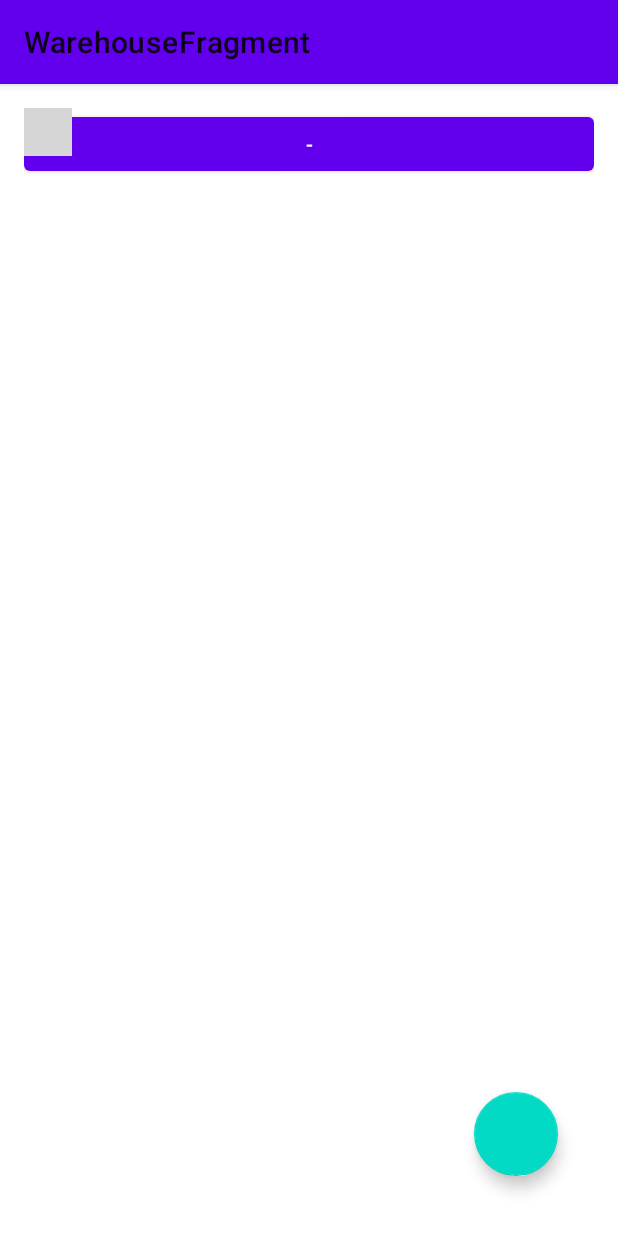
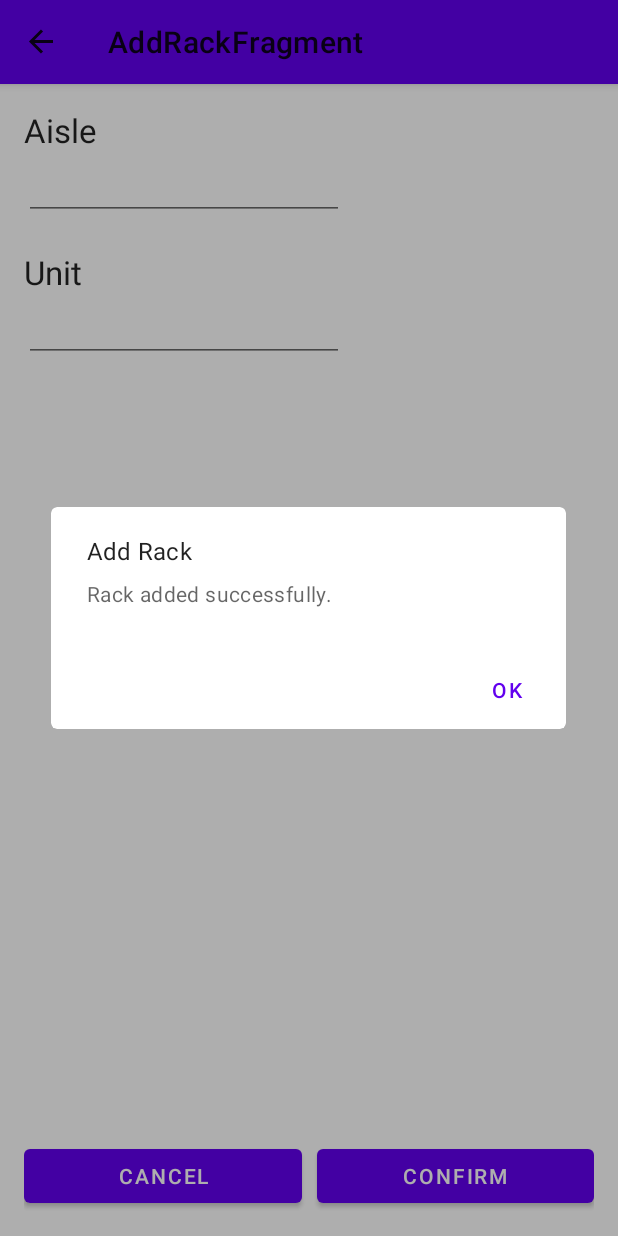
Before and after one commit to arvin07143/KUBOSS, an Android app: the AddRackFragment screen opened through its navigation route, after a tap on "CONFIRM", on a phone screen of 412 x 824 dp. Run offline under Robolectric (Android 15) with nearby library versions, the phone set to English and light mode, and no system bars; our stand-ins replace Room's generated code, data binding, navigation-ui; libraries missing offline, so code that uses them is left out: com.google.mlkit.vision; plain views replace ExpandableFab, ExpandableFabLayout, FabOption; 2 statements that could not run were skipped; grey boxes are pictures that could not be loaded.

```diff
--- a/app/src/main/java/com/example/kuboss/database/WarehouseDatabaseDao.kt
+++ b/app/src/main/java/com/example/kuboss/database/WarehouseDatabaseDao.kt
@@ -6,10 +6,10 @@ import androidx.room.*
 
 @Dao
 interface WarehouseDatabaseDao {
-    @Insert
+    @Insert(onConflict = OnConflictStrategy.ABORT)
     suspend fun insert(rack: Rack)
 
-    @Insert
+    @Insert(onConflict = OnConflictStrategy.ABORT)
     suspend fun insert(material: Material)
 
     @Update
--- a/app/src/main/java/com/example/kuboss/warehouse/AddRackFragment.kt
+++ b/app/src/main/java/com/example/kuboss/warehouse/AddRackFragment.kt
@@ -7,12 +7,14 @@ import android.view.LayoutInflater
 import android.view.View
 import android.view.ViewGroup
 import androidx.databinding.DataBindingUtil
+import androidx.lifecycle.Observer
 import androidx.lifecycle.ViewModelProvider
 import androidx.navigation.fragment.findNavController
 import com.example.kuboss.R
 import com.example.kuboss.database.WarehouseDatabase
 import com.example.kuboss.databinding.FragmentAddRackBinding
 import com.example.kuboss.databinding.FragmentWarehouseBinding
+import com.google.android.material.dialog.MaterialAlertDialogBuilder
 
 class AddRackFragment : Fragment() {
     private var binding: FragmentAddRackBinding? = null
@@ -43,13 +45,39 @@ class AddRackFragment : Fragment() {
         binding!!.confirmBtn.setOnClickListener {
             val newRackId = binding!!.editTextAisle.text.toString() + "-" + binding!!.editTextUnit.text.toString()
             addRackViewModel.onAddRack(newRackId)
-            findNavController().navigate(R.id.action_addRackFragment_to_warehouseFragment)
+            //findNavController().navigate(R.id.action_addRackFragment_to_warehouseFragment)
 
         }
         binding!!.cancelBtn.setOnClickListener {
             findNavController().navigate(R.id.action_addRackFragment_to_warehouseFragment)
         }
 
+        addRackViewModel.isSqlError.observe(viewLifecycleOwner, Observer{
+            if(it == true){
+                MaterialAlertDialogBuilder(requireContext())
+                        .setTitle("Add Rack")
+                        .setMessage("This rack already exist.")
+                        .setCancelable(false)
+                        .setPositiveButton("Ok") { _, _ ->
+                        }
+                        .show()
+                addRackViewModel.finishShowingDialog()
+            }
+        })
+
+        addRackViewModel.isAddRackSuccess.observe(viewLifecycleOwner, Observer{
+            if(it == true){
+                MaterialAlertDialogBuilder(requireContext())
+                        .setTitle("Add Rack")
+                        .setMessage("Rack added successfully.")
+                        .setCancelable(false)
+                        .setPositiveButton("Ok") { _, _ ->
+                        }
+                        .show()
+                addRackViewModel.finishShowingDialog()
+            }
+        })
+
     }
 
 
--- a/app/src/main/java/com/example/kuboss/warehouse/AddRackViewModel.kt
+++ b/app/src/main/java/com/example/kuboss/warehouse/AddRackViewModel.kt
@@ -1,5 +1,8 @@
 package com.example.kuboss.warehouse
 
+import android.database.sqlite.SQLiteConstraintException
+import androidx.lifecycle.LiveData
+import androidx.lifecycle.MutableLiveData
 import androidx.lifecycle.ViewModel
 import androidx.lifecycle.viewModelScope
 import com.example.kuboss.database.Rack
@@ -9,6 +12,10 @@ import kotlinx.coroutines.launch
 class AddRackViewModel(
     val database: WarehouseDatabaseDao
 ): ViewModel() {
+    private var _isSqlError = MutableLiveData<Boolean>(false)
+    val isSqlError: LiveData<Boolean> get() = _isSqlError
+    private var _isAddRackSuccess = MutableLiveData<Boolean>(false)
+    val isAddRackSuccess: LiveData<Boolean> get() = _isAddRackSuccess
     fun onAddRack(rackId: String){
         viewModelScope.launch {
             val newRack = Rack(rackId)
@@ -17,7 +24,16 @@ class AddRackViewModel(
         }
     }
     private suspend fun insert(rack: Rack){
-        database.insert(rack)
+        try {
+            database.insert(rack)
+            _isAddRackSuccess.value = true
+        }catch(e: SQLiteConstraintException){
+            _isSqlError.value = true
+        }
+    }
+    fun finishShowingDialog(){
+        _isSqlError.value = false
+        _isAddRackSuccess.value = false
     }
 
 }
```
Also changed, not shown: app/src/main/java/com/example/kuboss/barcodedetection/BarcodeResultFragment.kt (+20 -7 lines), app/src/main/java/com/example/kuboss/warehouse/RackDetailsViewModel.kt (+11 -2 lines).
